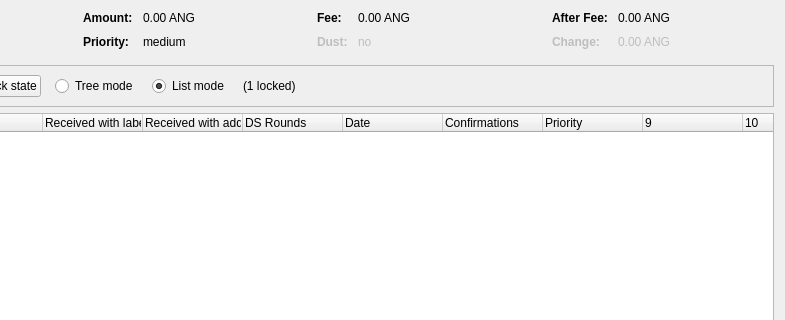
Above: src/qt/forms/coincontroldialog.ui from CoinExample/ANG before the change; both pictures show x 169 to 954 and y 0 to 320 of the 954 by 500 pixel window. Below: the same form after it.
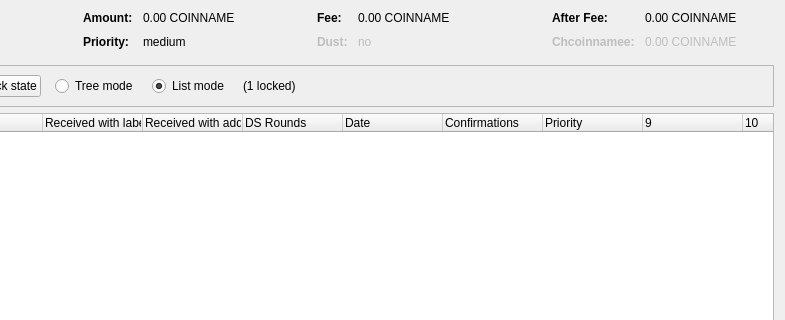
That is the form after the change. Custom widgets are drawn as their Qt base class.

```diff
--- a/src/qt/forms/coincontroldialog.ui
+++ b/src/qt/forms/coincontroldialog.ui
@@ -132,7 +132,7 @@
           <enum>Qt::ActionsContextMenu</enum>
          </property>
          <property name="text">
-          <string notr="true">0.00 ANG</string>
+          <string notr="true">0.00 COINNAME</string>
          </property>
          <property name="textInteractionFlags">
           <set>Qt::LinksAccessibleByMouse|Qt::TextSelectableByKeyboard|Qt::TextSelectableByMouse</set>
@@ -206,7 +206,7 @@
           <enum>Qt::ActionsContextMenu</enum>
          </property>
          <property name="text">
-          <string notr="true">0.00 ANG</string>
+          <string notr="true">0.00 COINNAME</string>
          </property>
          <property name="textInteractionFlags">
           <set>Qt::LinksAccessibleByMouse|Qt::TextSelectableByKeyboard|Qt::TextSelectableByMouse</set>
@@ -286,7 +286,7 @@
           <enum>Qt::ActionsContextMenu</enum>
          </property>
          <property name="text">
-          <string notr="true">0.00 ANG</string>
+          <string notr="true">0.00 COINNAME</string>
          </property>
          <property name="textInteractionFlags">
           <set>Qt::LinksAccessibleByMouse|Qt::TextSelectableByKeyboard|Qt::TextSelectableByMouse</set>
@@ -305,7 +305,7 @@
           </font>
          </property>
          <property name="text">
-          <string>Change:</string>
+          <string>Chcoinnamee:</string>
          </property>
         </widget>
        </item>
@@ -321,7 +321,7 @@
           <enum>Qt::ActionsContextMenu</enum>
          </property>
          <property name="text">
-          <string notr="true">0.00 ANG</string>
+          <string notr="true">0.00 COINNAME</string>
          </property>
          <property name="textInteractionFlags">
           <set>Qt::LinksAccessibleByMouse|Qt::TextSelectableByKeyboard|Qt::TextSelectableByMouse</set>
```
Left out of the diff: 4 changed lines with no effect on the pictures.
